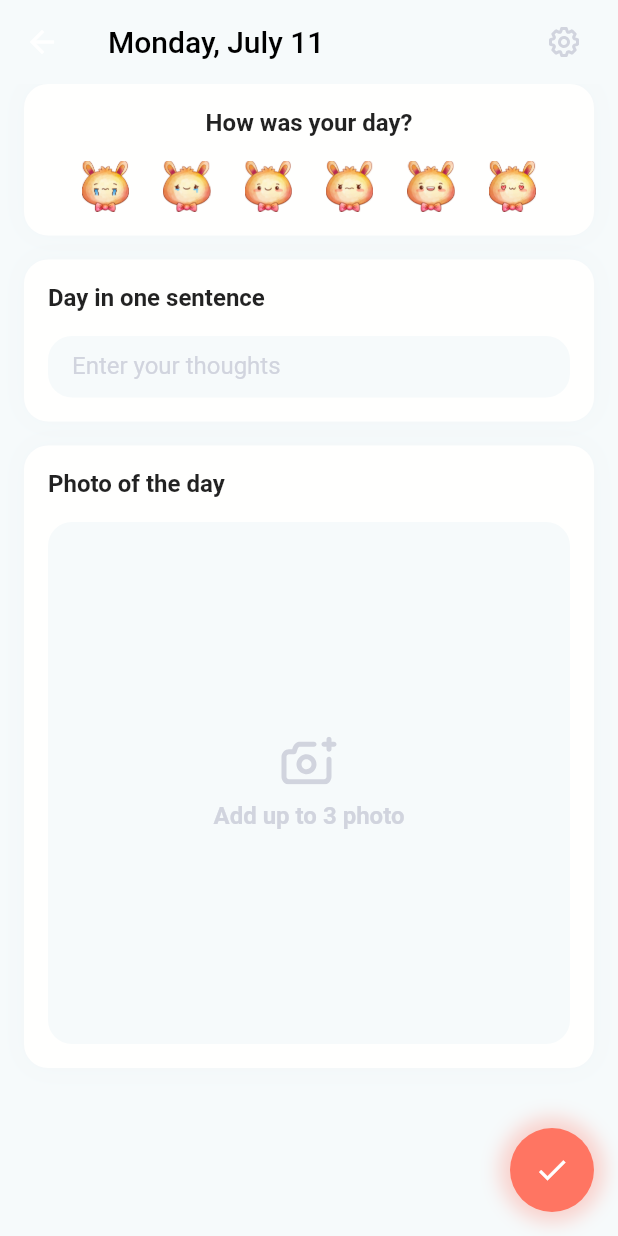
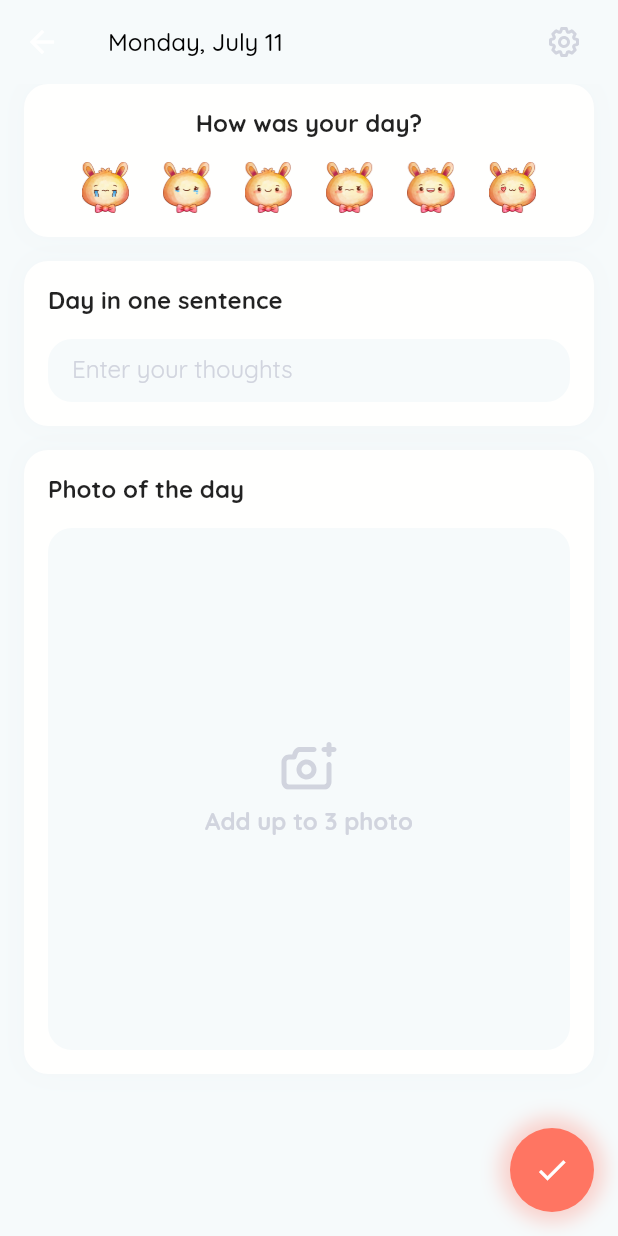
Before and after one commit to katerynaYaryfa/mood_tracker, a Flutter app: the screen it shows after launch, after a tap on an icon or button, on a phone screen of 412 x 824 dp. Run offline on Flutter 3.47's test engine with Material 2 defaults, Android fonts, the phone set to English and light mode, and no system bars; our stand-ins replace flutter_secure_storage, flutter_svg, image_picker; statements that could not run were skipped.

Commit message:
add theme

```diff
--- a/lib/app.dart
+++ b/lib/app.dart
@@ -1,7 +1,8 @@
 import 'package:flutter/material.dart';
 import 'package:mood_tracker/custom_navigation_bar.dart';
 import 'package:mood_tracker/features/add_new_note/providers/add_new_note_provider.dart';
-import 'package:mood_tracker/features/pin_screen/provider/pin_notifier.dart';
+import 'package:mood_tracker/features/pin/providers/pin_provider.dart';
+import 'package:mood_tracker/theme/providers/theme_provider.dart';
 import 'package:provider/provider.dart';
 
 class App extends StatelessWidget {
@@ -11,17 +12,17 @@ class App extends StatelessWidget {
   Widget build(BuildContext context) {
     return MultiProvider(
       providers: [
-        ChangeNotifierProvider<PinNotifier>(
-          create: (_) => PinNotifier(),
+        ChangeNotifierProvider<PinProvider>(
+          create: (_) => PinProvider(),
         ),
-        ChangeNotifierProvider<NoteNotifier>(
-          create: (_) => NoteNotifier(),
+        ChangeNotifierProvider<NoteProvider>(
+          create: (_) => NoteProvider(),
         ),
+        ChangeNotifierProvider<ThemeProvider>(
+          create: (context) => ThemeProvider(),
+        )
       ],
-      child: const MaterialApp(
-        debugShowCheckedModeBanner: false,
-        home: CustomNavigationBar(),
-      ),
+      child: const CustomNavigationBar(),
     );
   }
 }
--- a/lib/custom_navigation_bar.dart
+++ b/lib/custom_navigation_bar.dart
@@ -1,7 +1,9 @@
 import 'package:flutter/material.dart';
 import 'package:flutter_svg/svg.dart';
 import 'package:mood_tracker/features/add_new_note/presentation/screens/add_new_note_screen.dart';
-import 'package:mood_tracker/features/settings_screen/settings_screen.dart';
+import 'package:mood_tracker/features/settings_screen/presentation/screens/settings_screen.dart';
+import 'package:mood_tracker/theme/providers/theme_provider.dart';
+import 'package:provider/provider.dart';
 
 class CustomNavigationBar extends StatefulWidget {
   const CustomNavigationBar({Key? key}) : super(key: key);
@@ -38,7 +40,10 @@ class _CustomNavigationBarState extends State<CustomNavigationBar> {
 
   @override
   Widget build(BuildContext context) {
-    return Scaffold(
+    return MaterialApp(
+      theme: context.watch<ThemeProvider>().currentTheme,
+      debugShowCheckedModeBanner: false,
+      home: Scaffold(
         body: _widgetOptions[selectedIndex],
         floatingActionButton: Container(
           decoration: BoxDecoration(
@@ -48,14 +53,22 @@ class _CustomNavigationBarState extends State<CustomNavigationBar> {
             ),
             boxShadow: [
               BoxShadow(
-              color: const Color(0xFFFF7562).withOpacity(0.3),
+                color: context
+                        .watch<ThemeProvider>()
+                        .currentTheme
+                        .floatingActionButtonTheme
+                        .backgroundColor
+                        ?.withOpacity(0.3) ??
+                    Colors.black,
                 spreadRadius: 7,
                 blurRadius: 10,
                 offset: const Offset(0, 0),
               ),
             ],
           ),
-        child: FloatingActionButton(
+          child: Builder(
+            builder: (context) {
+              return FloatingActionButton(
                 elevation: 0.0,
                 onPressed: () {
                   Navigator.of(context).push(
@@ -64,8 +77,9 @@ class _CustomNavigationBarState extends State<CustomNavigationBar> {
                     ),
                   );
                 },
-          backgroundColor: const Color(0xFFFF7562),
                 child: SvgPicture.asset('images/Human.svg'),
+              );
+            },
           ),
         ),
         floatingActionButtonLocation: FloatingActionButtonLocation.centerDocked,
@@ -85,7 +99,10 @@ class _CustomNavigationBarState extends State<CustomNavigationBar> {
                   child: SvgPicture.asset(
                     'images/calender.svg',
                     color: selectedIndex == 0
-                      ? Colors.redAccent
+                        ? context
+                            .watch<ThemeProvider>()
+                            .currentTheme
+                            .primaryColor
                         : const Color(0xFFD1D4DE),
                   ),
                 ),
@@ -96,7 +113,10 @@ class _CustomNavigationBarState extends State<CustomNavigationBar> {
                   child: SvgPicture.asset(
                     'images/server.svg',
                     color: selectedIndex == 1
-                      ? Colors.redAccent
+                        ? context
+                            .watch<ThemeProvider>()
+                            .currentTheme
+                            .primaryColor
                         : const Color(0xFFD1D4DE),
                   ),
                 ),
@@ -110,7 +130,10 @@ class _CustomNavigationBarState extends State<CustomNavigationBar> {
                   child: SvgPicture.asset(
                     'images/barGraph.svg',
                     color: selectedIndex == 2
-                      ? Colors.redAccent
+                        ? context
+                            .watch<ThemeProvider>()
+                            .currentTheme
+                            .primaryColor
                         : const Color(0xFFD1D4DE),
                   ),
                 ),
@@ -121,7 +144,10 @@ class _CustomNavigationBarState extends State<CustomNavigationBar> {
                   child: SvgPicture.asset(
                     'images/settings.svg',
                     color: selectedIndex == 3
-                      ? Colors.redAccent
+                        ? context
+                            .watch<ThemeProvider>()
+                            .currentTheme
+                            .primaryColor
                         : const Color(0xFFD1D4DE),
                   ),
                 ),
@@ -129,6 +155,7 @@ class _CustomNavigationBarState extends State<CustomNavigationBar> {
             ),
           ),
         ),
+      ),
     );
   }
 }
--- a/lib/features/add_new_note/presentation/screens/add_new_note_screen.dart
+++ b/lib/features/add_new_note/presentation/screens/add_new_note_screen.dart
@@ -6,6 +6,7 @@ import 'package:mood_tracker/features/add_new_note/presentation/widgets/day_in_o
 import 'package:mood_tracker/features/add_new_note/presentation/widgets/how_was_your_day_widget.dart';
 import 'package:mood_tracker/features/add_new_note/presentation/widgets/photo_of_the_day_widget.dart';
 import 'package:mood_tracker/features/add_new_note/providers/add_new_note_provider.dart';
+import 'package:mood_tracker/theme/providers/theme_provider.dart';
 import 'package:provider/provider.dart';
 
 class AddNewNoteScreen extends StatelessWidget {
@@ -13,25 +14,28 @@ class AddNewNoteScreen extends StatelessWidget {
 
   @override
   Widget build(BuildContext context) {
-    final images = context.watch<NoteNotifier>().images;
+    final images = context.watch<NoteProvider>().images;
 
     return Scaffold(
-      backgroundColor: const Color(0xFFF6FAFB),
       floatingActionButton: FloatingActionButton(
         elevation: 0,
-        backgroundColor: const Color(0xFFFF7562),
         onPressed: () {},
         child: Container(
           width: 100,
           height: 100,
           decoration: BoxDecoration(
-            color: Colors.transparent,
             borderRadius: const BorderRadius.all(
               Radius.circular(50),
             ),
             boxShadow: [
               BoxShadow(
-                color: const Color(0xFFFF7562).withOpacity(0.3),
+                color: context
+                        .watch<ThemeProvider>()
+                        .currentTheme
+                        .floatingActionButtonTheme
+                        .backgroundColor
+                        ?.withOpacity(0.3) ??
+                    Colors.black,
                 spreadRadius: 7,
                 blurRadius: 10,
                 offset: const Offset(0, 0),
@@ -63,20 +67,17 @@ class AddNewNoteScreen extends StatelessWidget {
               ),
               child: SvgPicture.asset(
                 'images/settings.svg',
-                color: const Color(0xFFD1D4DE),
               ),
             ),
           )
         ],
-        title: const Text(
+        title: Text(
           'Monday, July 11',
-          style: TextStyle(
-            color: Colors.black,
-          ),
+          style:
+              context.watch<ThemeProvider>().currentTheme.textTheme.headline6,
         ),
-        backgroundColor: const Color(
-          0xFFF6FAFB,
-        ),
+        backgroundColor:
+            context.watch<ThemeProvider>().currentTheme.scaffoldBackgroundColor,
         bottomOpacity: 0.0,
         elevation: 0.0,
       ),
--- a/lib/features/add_new_note/presentation/widgets/add_new_image_widget.dart
+++ b/lib/features/add_new_note/presentation/widgets/add_new_image_widget.dart
@@ -15,7 +15,7 @@ class AddNewImage extends StatelessWidget {
 
   @override
   Widget build(BuildContext context) {
-    final images = context.watch<NoteNotifier>().images;
+    final images = context.watch<NoteProvider>().images;
 
     return Expanded(
       child: AspectRatio(
@@ -36,7 +36,7 @@ class AddNewImage extends StatelessWidget {
               left: images.length > 1 ? 8 : 16,
               child: InkWell(
                 onTap: () {
-                  context.read<NoteNotifier>().deleteImage(image);
+                  context.read<NoteProvider>().deleteImage(image);
                 },
                 child: SvgPicture.asset(
                   'images/trash.svg',
--- a/lib/features/add_new_note/presentation/widgets/empty_photo_of_the_day_widget.dart
+++ b/lib/features/add_new_note/presentation/widgets/empty_photo_of_the_day_widget.dart
@@ -17,7 +17,7 @@ class EmptyPhotoOfTheDayWidget extends StatelessWidget {
             aspectRatio: 1,
             child: InkWell(
               onTap: () {
-                context.read<NoteNotifier>().pickImage();
+                context.read<NoteProvider>().pickImage();
               },
               child: Container(
                 decoration: BoxDecoration(
--- a/lib/features/add_new_note/presentation/widgets/photo_of_the_day_widget.dart
+++ b/lib/features/add_new_note/presentation/widgets/photo_of_the_day_widget.dart
@@ -55,7 +55,7 @@ class PhotoOfTheDayWidget extends StatelessWidget {
               if (images.isNotEmpty && images.length < 3)
                 InkWell(
                   onTap: () {
-                    context.read<NoteNotifier>().pickImage();
+                    context.read<NoteProvider>().pickImage();
                   },
                   child: SvgPicture.asset(
                     'images/addNewImage.svg',
--- a/lib/features/add_new_note/providers/add_new_note_provider.dart
+++ b/lib/features/add_new_note/providers/add_new_note_provider.dart
@@ -13,7 +13,7 @@ enum Mood {
   veryGood,
 }
 
-class NoteNotifier with ChangeNotifier {
+class NoteProvider with ChangeNotifier {
   List<File> images = [];
   Mood mood = Mood.none;
 
--- a/lib/features/pin_screen/pin_buttons.dart
+++ b/lib/features/pin/presentation/widgets/pin_buttons.dart
@@ -1,5 +1,5 @@
 import 'package:flutter/material.dart';
-import 'package:mood_tracker/features/pin_screen/provider/pin_notifier.dart';
+import 'package:mood_tracker/features/pin/providers/pin_provider.dart';
 import 'package:provider/provider.dart';
 
 class PinButtons extends StatefulWidget {
@@ -19,7 +19,7 @@ class _PinButtonsState extends State<PinButtons> {
   Widget build(BuildContext context) {
     return InkWell(
       onTap: () {
-        context.read<PinNotifier>().pinCode(widget.title);
+        context.read<PinProvider>().pinCode(widget.title);
       },
       child: Container(
         height: 80,
--- a/lib/features/pin_screen/provider/pin_notifier.dart
+++ b/lib/features/pin/providers/pin_provider.dart
@@ -1,7 +1,7 @@
 import 'package:flutter/material.dart';
 import 'package:mood_tracker/services/storage_service.dart';
 
-class PinNotifier with ChangeNotifier {
+class PinProvider with ChangeNotifier {
   bool isPressed = false;
   String pin1 = '';
   String pin2 = '';
--- /dev/null
+++ b/lib/theme/providers/theme_provider.dart
@@ -0,0 +1,24 @@
+import 'package:flutter/material.dart';
+import 'package:mood_tracker/theme/theme.dart';
+
+enum ThemeType { mainTheme, greenTheme }
+
+class ThemeProvider extends ChangeNotifier {
+  ThemeData currentTheme = mainTheme;
+  ThemeType themeType = ThemeType.mainTheme;
+
+  void toggleTheme(ThemeType type) {
+    currentTheme = getTheme(type);
+    themeType = type;
+    notifyListeners();
+  }
+
+  ThemeData getTheme(ThemeType type) {
+    switch (type) {
+      case ThemeType.mainTheme:
+        return mainTheme;
+      case ThemeType.greenTheme:
+        return greenTheme;
+    }
+  }
+}
--- /dev/null
+++ b/lib/theme/theme.dart
@@ -0,0 +1,35 @@
+import 'package:flutter/material.dart';
+
+ThemeData mainTheme = ThemeData(
+  primaryColor: const Color(0xFFFF7562),
+  scaffoldBackgroundColor: const Color(0xFFF6FAFB),
+  floatingActionButtonTheme: const FloatingActionButtonThemeData(
+    backgroundColor: Color(0xFFFF7562),
+  ),
+  fontFamily: 'Quicksand',
+  textTheme: const TextTheme(
+    bodyText2: TextStyle(fontSize: 14.0, fontWeight: FontWeight.w500),
+    headline6: TextStyle(
+      fontSize: 16,
+      color: Colors.black,
+      fontFamily: 'Quicksand',
+    ),
+  ),
+);
+
+ThemeData greenTheme = ThemeData(
+  primaryColor: const Color(0xFF7FD6AB),
+  scaffoldBackgroundColor: const Color(0xFFFFF3E0),
+  floatingActionButtonTheme: const FloatingActionButtonThemeData(
+    backgroundColor: Color(0xFF7FD6AB),
+  ),
+  fontFamily: 'Quicksand',
+  textTheme: const TextTheme(
+    bodyText2: TextStyle(fontSize: 14.0, fontWeight: FontWeight.w500),
+    headline6: TextStyle(
+      fontSize: 16,
+      color: Colors.black,
+      fontFamily: 'Quicksand',
+    ),
+  ),
+);
--- a/pubspec.yaml
+++ b/pubspec.yaml
@@ -34,7 +34,7 @@ dependencies:
   provider: ^6.0.3
   flutter_secure_storage: ^5.0.2
   flutter_svg: ^1.1.1+1
-  image_picker: ^0.8.5+3
+  image_picker: ^0.8.5
 
 
 
@@ -55,6 +55,10 @@ flutter:
     - family: Quicksand
       fonts:
         - asset: fonts/Quicksand-Regular.ttf
+          weight: 400
         - asset: fonts/Quicksand-Light.ttf
+          weight: 300
         - asset: fonts/Quicksand-Medium.ttf
+          weight: 500
         - asset: fonts/Quicksand-Bold.ttf
+          weight: 700
```
Also changed, not shown: lib/features/add_new_note/presentation/widgets/how_was_your_day_widget.dart (+7 -7 lines), lib/features/pin/presentation/screens/pin_screen.dart (renamed from lib/features/pin_screen/pin_screen.dart, +9 -9 lines), lib/features/pin/presentation/widgets/pin_password_input_field.dart (renamed from lib/features/pin_screen/pin_password_input_field.dart, +5 -5 lines), lib/features/settings_screen/presentation/screens/color_scheme_screen.dart (added, +185 -0 lines). Lines whose indentation alone changed are shown as unchanged.
